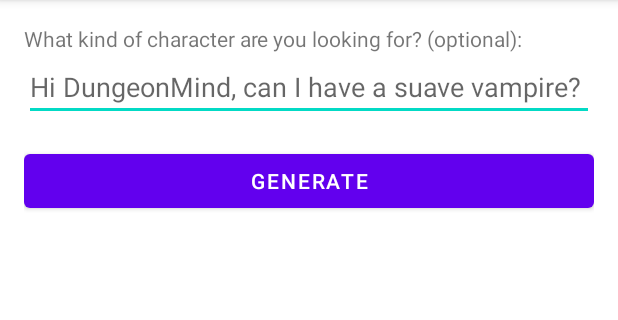
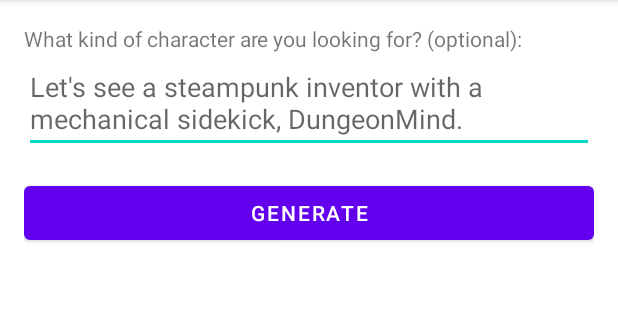
Before and after one commit to dhakim87/dm_assist, an Android app: the CharacterPromptActivity screen opened directly, with no data from a screen before it, on a phone screen of 412 x 824 dp, the part 84-404 px from its top. Run offline under Robolectric (Android 15) with nearby library versions, the phone set to English and light mode, and no system bars.

Commit message:
Prompts now give one of 10 example hints. Pushing release 6 (1.5)

```diff
--- a/app/build.gradle
+++ b/app/build.gradle
@@ -13,8 +13,8 @@
         applicationId "com.dm.assist"
         minSdk 24
         targetSdk 33
-        versionCode 5
-        versionName "1.4"
+        versionCode 6
+        versionName "1.5"
 
         testInstrumentationRunner "androidx.test.runner.AndroidJUnitRunner"
     }
--- a/app/src/main/java/com/dm/assist/activity/CharacterPromptActivity.java
+++ b/app/src/main/java/com/dm/assist/activity/CharacterPromptActivity.java
@@ -19,6 +19,8 @@
 import com.dm.assist.model.Campaign;
 import com.dm.assist.model.WorldCharacter;
 
+import java.util.Random;
+
 public class CharacterPromptActivity extends AppCompatActivity {
 
     EditText promptEditText;
@@ -34,6 +36,21 @@
         generateButton = findViewById(R.id.buttonGenerate);
 
         campaign = this.getIntent().getParcelableExtra("campaign");
+
+        String[] hints = new String[]{
+                "DungeonMind, please generate a wise old wizard with a mysterious past.",
+                "Can you create a cunning goblin tinkerer for me, DungeonMind?",
+                "Create a powerful, enigmatic sorceress with hidden motives, DungeonMind.",
+                "How about a celestial being disguised as a simple merchant, DungeonMind?",
+                "DungeonMind, please create a time-traveling scientist with a personal mission.",
+                "Can you create a superhero with the ability to manipulate gravity, DungeonMind?",
+                "Let's see a steampunk inventor with a mechanical sidekick, DungeonMind.",
+                "DungeonMind, I'm in need of a noir detective with psychic abilities.",
+                "DungeonMind, bring forth a powerful AI entity that has developed sentience.",
+                "How about a shapeshifting creature from folklore, trying to adapt to the modern world, DungeonMind?"
+        };
+        String hint = hints[new Random().nextInt(hints.length)];
+        promptEditText.setHint(hint);
 
         generateButton.setOnClickListener(new View.OnClickListener() {
             @Override
```
